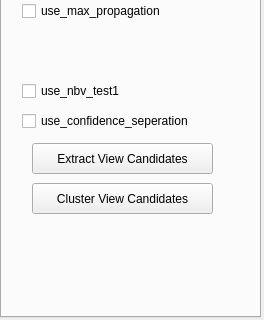
Above: Point Cloud/UI/camera_para.ui from sunwaylive/quality-driven-poisson-guided-autoscanning before the change; both pictures show x 0 to 264 and y 384 to 704 of the 264 by 704 pixel window. Below: the same form after it.
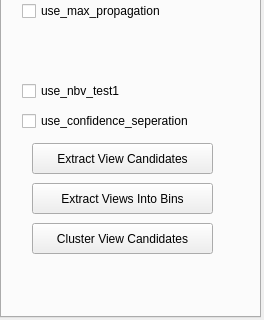
That is the form after the change.

Commit message: now fixed the problem

Diff of the .ui file:
```diff
--- a/Point Cloud/UI/camera_para.ui
+++ b/Point Cloud/UI/camera_para.ui
@@ -554,7 +554,7 @@
      <property name="geometry">
       <rect>
        <x>30</x>
-       <y>540</y>
+       <y>580</y>
        <width>181</width>
        <height>31</height>
       </rect>
@@ -563,6 +563,19 @@
       <string>Cluster View Candidates</string>
      </property>
     </widget>
+    <widget class="QPushButton" name="pushButton_extract_views_into_bins">
+     <property name="geometry">
+      <rect>
+       <x>30</x>
+       <y>540</y>
+       <width>181</width>
+       <height>31</height>
+      </rect>
+     </property>
+     <property name="text">
+      <string>Extract Views Into Bins</string>
+     </property>
+    </widget>
    </widget>
    <widget class="QWidget" name="tab_3">
     <attribute name="title">
```
Left out of the diff: 2 changed lines with no effect on the pictures.
